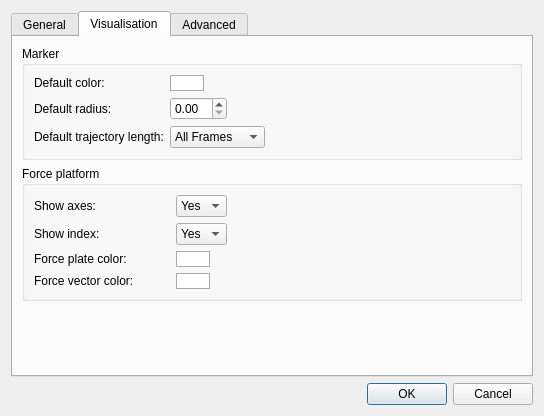
Biomechanical-ToolKit/BTKCore, file Tools/Mokka/Preferences.ui: the form before one commit.
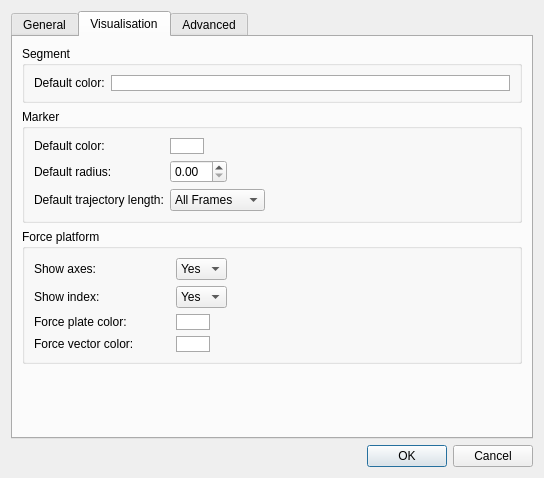
The form after the commit. The open tabs and pages were chosen to show the change.

Commit message: [ENH] Mokka: Visualization of the segments added. You can add/remove/edit segments' informations (links, label, descriptions, color). The segment definitions is saved in the Model Visualization Configuration (MVC) file. Undo/Redo support. Preferences for the default segment color added.

Patch:
```diff
--- a/Tools/Mokka/Preferences.ui
+++ b/Tools/Mokka/Preferences.ui
@@ -7,7 +7,7 @@
     <x>0</x>
     <y>0</y>
     <width>544</width>
-    <height>416</height>
+    <height>478</height>
    </rect>
   </property>
   <property name="windowTitle">
@@ -193,6 +193,42 @@
        <string>Visualisation</string>
       </attribute>
       <layout class="QVBoxLayout" name="verticalLayout">
+       <item>
+        <widget class="QGroupBox" name="groupBox_7">
+         <property name="title">
+          <string>Segment</string>
+         </property>
+         <layout class="QFormLayout" name="formLayout_3">
+          <item row="0" column="0">
+           <widget class="QLabel" name="defaultSegmentColorLabel">
+            <property name="text">
+             <string>Default color:</string>
+            </property>
+           </widget>
+          </item>
+          <item row="0" column="1">
+           <widget class="QPushButton" name="defaultSegmentColorButton">
+            <property name="styleSheet">
+             <string notr="true">QPushButton {
+  border: 1px solid darkgray;
+  background: white;
+}
+
+QPushButton:pressed {
+  border: 1px solid rgb(100,100,100);
+}</string>
+            </property>
+            <property name="text">
+             <string/>
+            </property>
+            <property name="flat">
+             <bool>true</bool>
+            </property>
+           </widget>
+          </item>
+         </layout>
+        </widget>
+       </item>
        <item>
         <widget class="QGroupBox" name="groupBox">
          <property name="title">
```
Left out of the diff: 2 changed lines with no effect on the pictures. The commit also changes 24 other files.
